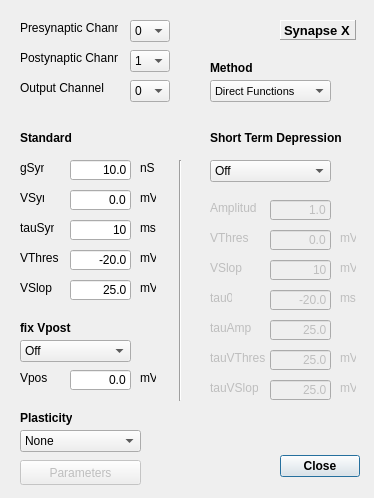
First picture: the form in src/gui/ChemSynDlg.ui, repository CompEphys-team/stdpc, before the edit.
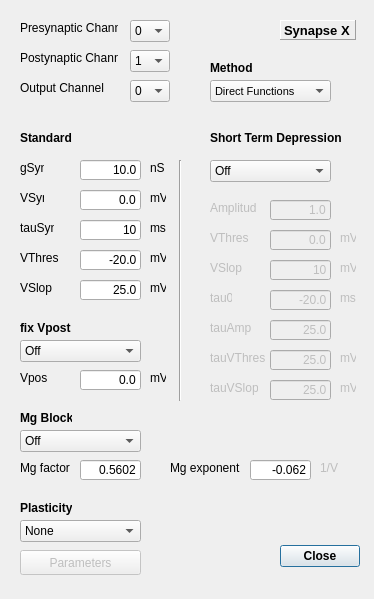
Second picture: the form after the edit.

Commit message:
Added Mg Block option for chemical synapses according to Fellous &Sejnowski, Cerb. Cortex 13:1232-1241 (2003); Original paper Jali and Stevens, J. Neurosci. 10(6):1830.
M    trunk/src/include/ChemSyn.h
M    trunk/src/include/ObjectDataTypes.h
M    trunk/src/include/AP.cc
M    trunk/src/models/ChemSyn.cpp
M    trunk/src/gui/ChemSynDlg.ui
M    trunk/src/gui/ChemSynDlg.cpp
M    trunk/StdpC.layout
M    trunk/StdpC.conf

The edit to the form file:
```diff
--- a/src/gui/ChemSynDlg.ui
+++ b/src/gui/ChemSynDlg.ui
@@ -1,22 +1,22 @@
 <ui version="4.0" >
  <class>ChemSynDlg</class>
- <widget class="QDialog" name="ChemSynDlg" >
-  <property name="geometry" >
+ <widget class="QDialog" name="ChemSynDlg">
+  <property name="geometry">
    <rect>
     <x>0</x>
     <y>0</y>
     <width>374</width>
-    <height>498</height>
+    <height>599</height>
    </rect>
   </property>
   <property name="windowTitle" >
    <string>Chemical Synapse</string>
   </property>
-  <widget class="QDialogButtonBox" name="ResCloseBox" >
-   <property name="geometry" >
+  <widget class="QDialogButtonBox" name="ResCloseBox">
+   <property name="geometry">
     <rect>
      <x>200</x>
-     <y>450</y>
+     <y>540</y>
      <width>160</width>
      <height>32</height>
     </rect>
@@ -193,10 +193,10 @@
     <string>tauSyn</string>
    </property>
   </widget>
-  <widget class="QLineEdit" name="gSynE" >
-   <property name="geometry" >
+  <widget class="QLineEdit" name="gSynE">
+   <property name="geometry">
     <rect>
-     <x>70</x>
+     <x>80</x>
      <y>160</y>
      <width>61</width>
      <height>20</height>
@@ -212,10 +212,10 @@
     <set>Qt::AlignRight|Qt::AlignTrailing|Qt::AlignVCenter</set>
    </property>
   </widget>
-  <widget class="QLineEdit" name="VSynE" >
-   <property name="geometry" >
+  <widget class="QLineEdit" name="VSynE">
+   <property name="geometry">
     <rect>
-     <x>70</x>
+     <x>80</x>
      <y>190</y>
      <width>61</width>
      <height>20</height>
@@ -231,10 +231,10 @@
     <set>Qt::AlignRight|Qt::AlignTrailing|Qt::AlignVCenter</set>
    </property>
   </widget>
-  <widget class="QLineEdit" name="tauSynE" >
-   <property name="geometry" >
+  <widget class="QLineEdit" name="tauSynE">
+   <property name="geometry">
     <rect>
-     <x>70</x>
+     <x>80</x>
      <y>220</y>
      <width>61</width>
      <height>20</height>
@@ -250,10 +250,10 @@
     <set>Qt::AlignRight|Qt::AlignTrailing|Qt::AlignVCenter</set>
    </property>
   </widget>
-  <widget class="QLineEdit" name="VThreshE" >
-   <property name="geometry" >
+  <widget class="QLineEdit" name="VThreshE">
+   <property name="geometry">
     <rect>
-     <x>70</x>
+     <x>80</x>
      <y>250</y>
      <width>61</width>
      <height>20</height>
@@ -269,10 +269,10 @@
     <set>Qt::AlignRight|Qt::AlignTrailing|Qt::AlignVCenter</set>
    </property>
   </widget>
-  <widget class="QLineEdit" name="VSlopeE" >
-   <property name="geometry" >
+  <widget class="QLineEdit" name="VSlopeE">
+   <property name="geometry">
     <rect>
-     <x>70</x>
+     <x>80</x>
      <y>280</y>
      <width>61</width>
      <height>20</height>
@@ -314,10 +314,10 @@
     <string>VSlope</string>
    </property>
   </widget>
-  <widget class="QLabel" name="label_9" >
-   <property name="geometry" >
+  <widget class="QLabel" name="label_9">
+   <property name="geometry">
     <rect>
-     <x>140</x>
+     <x>150</x>
      <y>160</y>
      <width>16</width>
      <height>16</height>
@@ -327,10 +327,10 @@
     <string>nS</string>
    </property>
   </widget>
-  <widget class="QLabel" name="label_10" >
-   <property name="geometry" >
+  <widget class="QLabel" name="label_10">
+   <property name="geometry">
     <rect>
-     <x>140</x>
+     <x>150</x>
      <y>190</y>
      <width>16</width>
      <height>16</height>
@@ -340,10 +340,10 @@
     <string>mV</string>
    </property>
   </widget>
-  <widget class="QLabel" name="label_11" >
-   <property name="geometry" >
+  <widget class="QLabel" name="label_11">
+   <property name="geometry">
     <rect>
-     <x>140</x>
+     <x>150</x>
      <y>220</y>
      <width>16</width>
      <height>16</height>
@@ -353,10 +353,10 @@
     <string>ms</string>
    </property>
   </widget>
-  <widget class="QLabel" name="label_12" >
-   <property name="geometry" >
+  <widget class="QLabel" name="label_12">
+   <property name="geometry">
     <rect>
-     <x>140</x>
+     <x>150</x>
      <y>250</y>
      <width>16</width>
      <height>16</height>
@@ -366,10 +366,10 @@
     <string>mV</string>
    </property>
   </widget>
-  <widget class="QLabel" name="label_13" >
-   <property name="geometry" >
+  <widget class="QLabel" name="label_13">
+   <property name="geometry">
     <rect>
-     <x>140</x>
+     <x>150</x>
      <y>280</y>
      <width>16</width>
      <height>16</height>
@@ -782,12 +782,12 @@
     <string>fix Vpost</string>
    </property>
   </widget>
-  <widget class="QComboBox" name="fixVpostCombo" >
-   <property name="geometry" >
+  <widget class="QComboBox" name="fixVpostCombo">
+   <property name="geometry">
     <rect>
      <x>20</x>
      <y>340</y>
-     <width>111</width>
+     <width>121</width>
      <height>22</height>
     </rect>
    </property>
@@ -815,10 +815,10 @@
     <string>Vpost</string>
    </property>
   </widget>
-  <widget class="QLabel" name="label_30" >
-   <property name="geometry" >
+  <widget class="QLabel" name="label_30">
+   <property name="geometry">
     <rect>
-     <x>140</x>
+     <x>150</x>
      <y>370</y>
      <width>16</width>
      <height>16</height>
@@ -828,10 +828,10 @@
     <string>mV</string>
    </property>
   </widget>
-  <widget class="QLineEdit" name="VpostE" >
-   <property name="geometry" >
+  <widget class="QLineEdit" name="VpostE">
+   <property name="geometry">
     <rect>
-     <x>70</x>
+     <x>80</x>
      <y>370</y>
      <width>61</width>
      <height>20</height>
@@ -847,11 +847,11 @@
     <set>Qt::AlignRight|Qt::AlignTrailing|Qt::AlignVCenter</set>
    </property>
   </widget>
-  <widget class="QLabel" name="label_31" >
-   <property name="geometry" >
+  <widget class="QLabel" name="label_31">
+   <property name="geometry">
     <rect>
      <x>20</x>
-     <y>410</y>
+     <y>500</y>
      <width>52</width>
      <height>16</height>
     </rect>
@@ -866,11 +866,11 @@
     <string>Plasticity</string>
    </property>
   </widget>
-  <widget class="QComboBox" name="PlasticityCombo" >
-   <property name="geometry" >
+  <widget class="QComboBox" name="PlasticityCombo">
+   <property name="geometry">
     <rect>
      <x>20</x>
-     <y>430</y>
+     <y>520</y>
      <width>121</width>
      <height>22</height>
     </rect>
@@ -895,10 +895,10 @@
    <property name="enabled" >
     <bool>false</bool>
    </property>
-   <property name="geometry" >
+   <property name="geometry">
     <rect>
      <x>20</x>
-     <y>460</y>
+     <y>550</y>
      <width>121</width>
      <height>25</height>
     </rect>
@@ -1022,6 +1022,125 @@
     <string>Method</string>
    </property>
   </widget>
+  <widget class="QComboBox" name="MgBlockCombo">
+   <property name="geometry">
+    <rect>
+     <x>20</x>
+     <y>430</y>
+     <width>121</width>
+     <height>22</height>
+    </rect>
+   </property>
+   <item>
+    <property name="text">
+     <string>Off</string>
+    </property>
+   </item>
+   <item>
+    <property name="text">
+     <string>Fixed</string>
+    </property>
+   </item>
+  </widget>
+  <widget class="QLabel" name="MgfacL">
+   <property name="geometry">
+    <rect>
+     <x>20</x>
+     <y>460</y>
+     <width>51</width>
+     <height>16</height>
+    </rect>
+   </property>
+   <property name="text">
+    <string>Mg factor</string>
+   </property>
+  </widget>
+  <widget class="QLineEdit" name="MgfacE">
+   <property name="geometry">
+    <rect>
+     <x>80</x>
+     <y>460</y>
+     <width>61</width>
+     <height>20</height>
+    </rect>
+   </property>
+   <property name="text">
+    <string>0.5602</string>
+   </property>
+   <property name="maxLength">
+    <number>8</number>
+   </property>
+   <property name="alignment">
+    <set>Qt::AlignRight|Qt::AlignTrailing|Qt::AlignVCenter</set>
+   </property>
+  </widget>
+  <widget class="QLabel" name="MgBlockL">
+   <property name="geometry">
+    <rect>
+     <x>20</x>
+     <y>410</y>
+     <width>52</width>
+     <height>16</height>
+    </rect>
+   </property>
+   <property name="font">
+    <font>
+     <weight>75</weight>
+     <bold>true</bold>
+    </font>
+   </property>
+   <property name="text">
+    <string>Mg Block</string>
+   </property>
+  </widget>
+  <widget class="QLabel" name="MgexpoL">
+   <property name="geometry">
+    <rect>
+     <x>170</x>
+     <y>460</y>
+     <width>71</width>
+     <height>16</height>
+    </rect>
+   </property>
+   <property name="text">
+    <string>Mg exponent</string>
+   </property>
+  </widget>
+  <widget class="QLineEdit" name="MgexpoE">
+   <property name="geometry">
+    <rect>
+     <x>250</x>
+     <y>460</y>
+     <width>61</width>
+     <height>20</height>
+    </rect>
+   </property>
+   <property name="text">
+    <string>-0.062</string>
+   </property>
+   <property name="maxLength">
+    <number>8</number>
+   </property>
+   <property name="alignment">
+    <set>Qt::AlignRight|Qt::AlignTrailing|Qt::AlignVCenter</set>
+   </property>
+  </widget>
+  <widget class="QLabel" name="MgexpoU">
+   <property name="enabled">
+    <bool>false</bool>
+   </property>
+   <property name="geometry">
+    <rect>
+     <x>320</x>
+     <y>460</y>
+     <width>31</width>
+     <height>16</height>
+    </rect>
+   </property>
+   <property name="text">
+    <string>1/V</string>
+   </property>
+  </widget>
  </widget>
  <resources/>
  <connections/>
```
Left out of the diff: 423 changed lines with no effect on the pictures. The commit also changes 7 other files.
